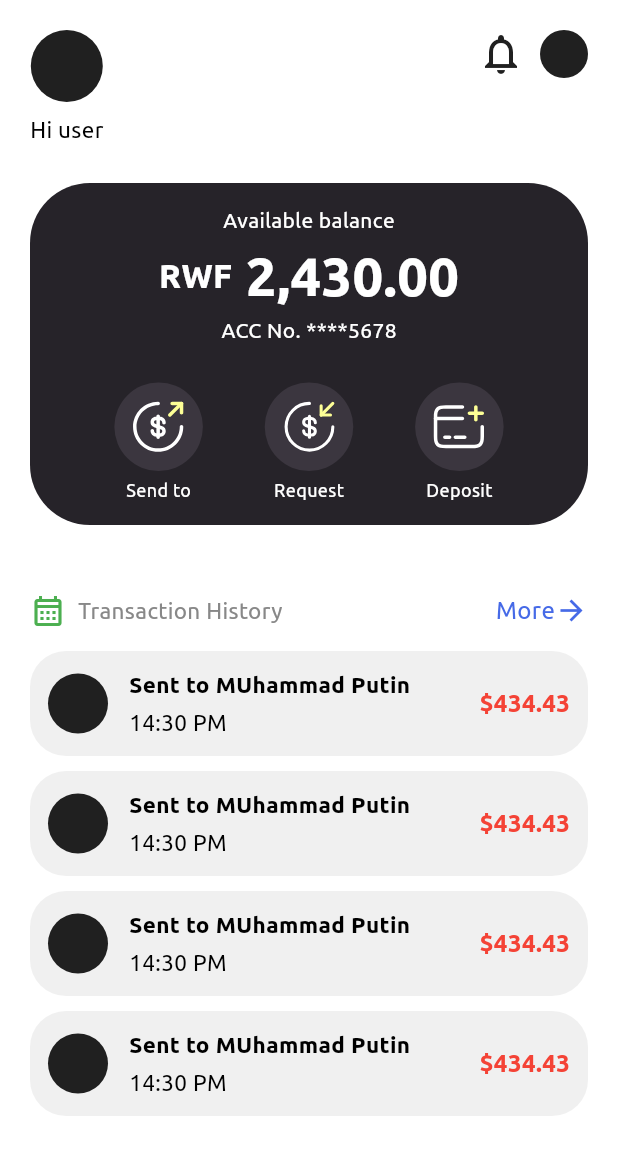
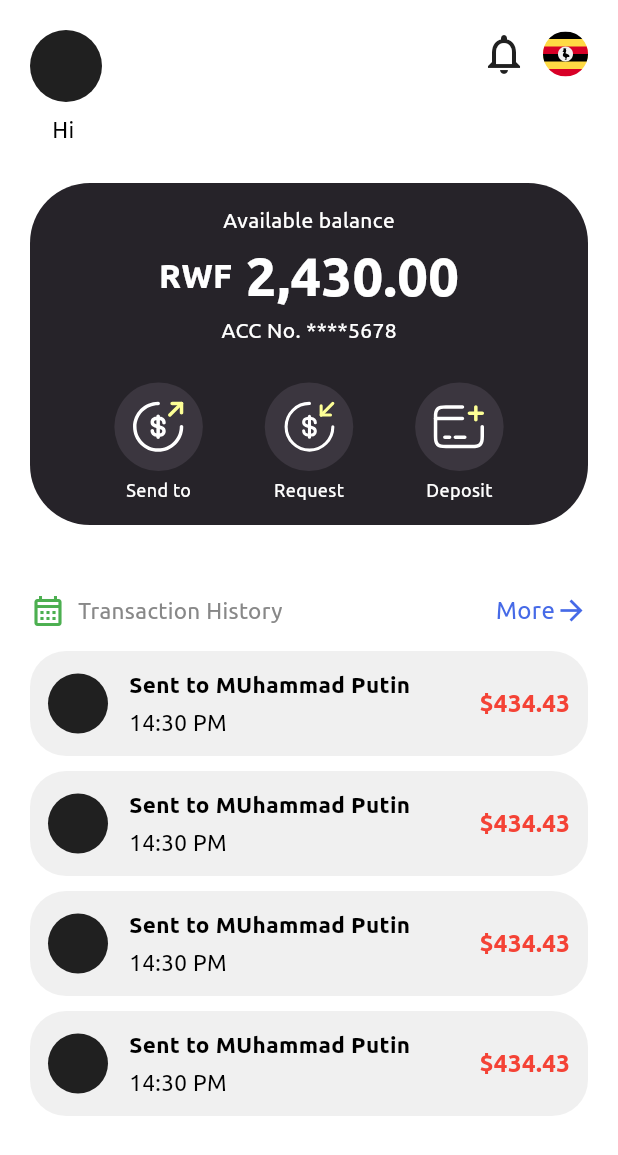
Before and after one commit to nsenji/zai-finance-app, a Flutter app: the HomeScreen screen opened directly, on a phone screen of 412 x 824 dp. Shown: the top 1155 px of the screen. Run offline on Flutter 3.47's test engine with Material 2 defaults, Android fonts, the phone set to English and light mode, and no system bars; our stand-ins replace buttons_tabbar, cloud_firestore, firebase_auth, firebase_core, flutter_svg, google_fonts; missing offline and left inert: pin_plus_keyboard; accounts and stored records are empty; project files that could hold a hidden picture were left out.

Commit message:
can fetch tthe user info form the database

```diff
--- /dev/null
+++ b/lib/features/authentication/domain/userNotifier.dart
@@ -0,0 +1,15 @@
+import 'package:flutter/foundation.dart';
+import 'package:tai/features/authentication/domain/userModel.dart';
+
+
+class UserNotifier with ChangeNotifier {
+  UserModel _user  = UserModel("","","","",0);
+
+  UserModel get user => _user;
+
+  void setUser(UserModel user) {
+    _user = user;
+    notifyListeners();
+  }
+
+}
--- a/lib/features/bottomNavBar/presentation/home/homeScreen.dart
+++ b/lib/features/bottomNavBar/presentation/home/homeScreen.dart
@@ -1,6 +1,8 @@
 import 'package:flutter/material.dart';
 import 'package:flutter_svg/svg.dart';
+import 'package:provider/provider.dart';
 import 'package:tai/commonWidgets/iconInCircle.dart';
+import 'package:tai/features/authentication/domain/userNotifier.dart';
 import 'package:tai/features/bottomNavBar/presentation/Transactions/transactionsScreen.dart';
 import 'package:tai/features/cards/presentation/cardsListScreen.dart';
 import 'package:tai/features/deposit/presentation/depositLocationsScreen.dart';
@@ -18,6 +20,8 @@ class HomeScreen extends StatefulWidget {
 class _HomeScreenState extends State<HomeScreen> {
   @override
   Widget build(BuildContext context) {
+    var userNotifier =  Provider.of<UserNotifier>(context, listen: true);
+
     return Scaffold(
       body: SafeArea(
         child: SingleChildScrollView(
@@ -45,11 +49,11 @@ class _HomeScreenState extends State<HomeScreen> {
                         const SizedBox(
                           height: 8,
                         ),
-                        const Text("Hi user")
+                         Text("Hi ${userNotifier.user.username}")
                       ],
                     ),
                     const Spacer(),
-                    const Row(
+                    Row(
                       children: [
                         Icon(
                           Icons.notifications_outlined,
@@ -58,9 +62,7 @@ class _HomeScreenState extends State<HomeScreen> {
                         SizedBox(
                           width: 10,
                         ),
-                        CircleAvatar(
-                          radius: 16,
-                        )
+                        SvgPicture.asset("assets/images/uganda.svg",width: 30,height: 30,)
                       ],
                     )
                   ],
@@ -183,29 +185,7 @@ class _HomeScreenState extends State<HomeScreen> {
                                   )
                                 ],
                               ),
-                              // Column(
-                              //   children: [
-                              //     IconCircle(
-                              //       image: "assets/images/cards.svg",
-                              //       onTap: () {
-                              //         Navigator.push(
-                              //             context,
-                              //             MaterialPageRoute(
-                              //                 fullscreenDialog: true,
-                              //                 builder: (context) =>
-                              //                     const CardsListScreen()));
-                              //       },
-                              //     ),
-                              //     const SizedBox(
-                              //       height: 4,
-                              //     ),
-                              //     const Text(
-                              //       "Cards",
-                              //       style: TextStyle(
-                              //           fontSize: 12, color: Colors.white),
-                              //     )
-                              //   ],
-                              // ),
+
                             ],
                           )
                         ],
--- a/pubspec.yaml
+++ b/pubspec.yaml
@@ -25,7 +25,7 @@ dependencies:
   intl: ^0.18.1
   flutterwave_standard: ^1.0.8
   http: ^1.1.0
-
+  provider: ^6.1.1
 
 dev_dependencies:
   flutter_test:
```
Also changed, not shown: lib/features/authentication/data/getUserInfo.dart (added, +22 -0 lines), lib/features/authentication/presentation/login/loginScreen.dart (+6 -22 lines), lib/features/authentication/presentation/signUp/signUpScreen.dart (+36 -2 lines), lib/main.dart (+9 -1 lines), assets/images/uganda.svg (added), pubspec.lock.
